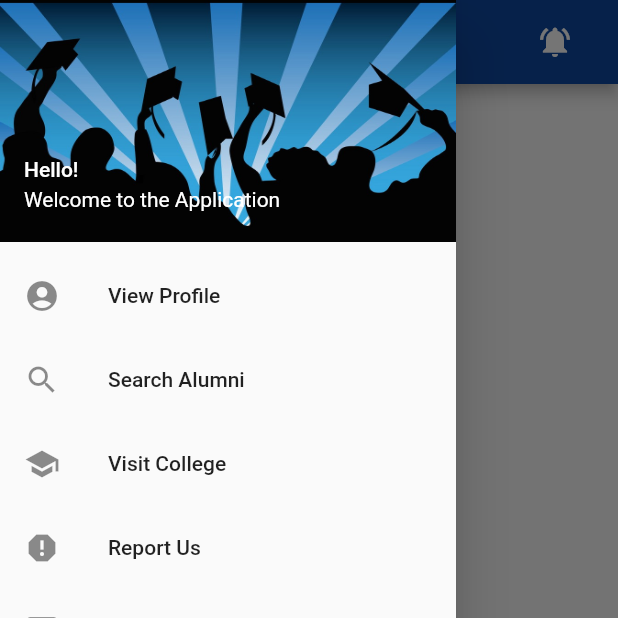
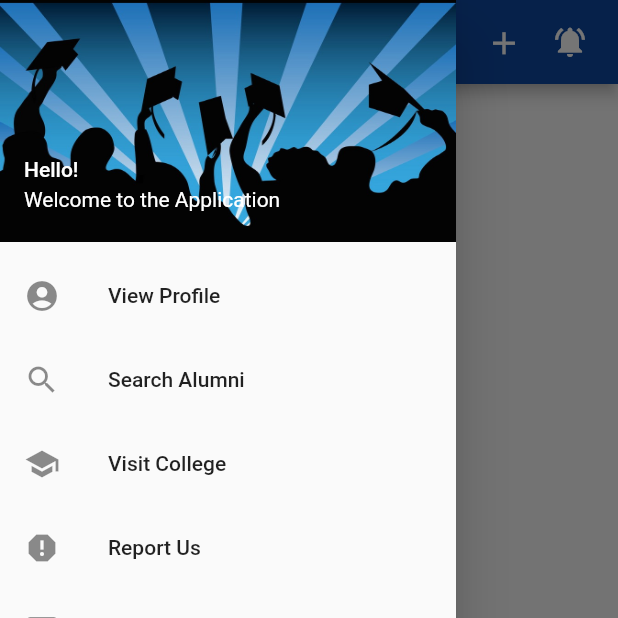
Before and after one commit to xaugat/fyp_flutter, a Flutter app: the HomePage screen opened directly with empty values, with the side drawer open, on a phone screen of 412 x 824 dp, the top half of it. Run offline on Flutter 3.47's test engine with Material 2 defaults, Android fonts, the light colour scheme and no system bars; our stand-ins replace shared_preferences; accounts and stored records are empty; network calls fail.

Commit message:
event page

```diff
--- a/lib/homepage.dart
+++ b/lib/homepage.dart
@@ -57,9 +57,18 @@ class _HomePageState extends State<HomePage> {
           backgroundColor: Colors.blue[900],
           title: Text('Events'),
           actions: <Widget>[
+            Padding(
+              padding: const EdgeInsets.all(8.0),
+              child: IconButton(
+                icon: Icon(Icons.add),
+                iconSize: 25,
+                onPressed: (){
+
+                },),
+            ),
 
            Icon(Icons.notifications_active),
-           SizedBox(width: 30,)
+           SizedBox(width: 20,)
 
           ]
         ),
```
